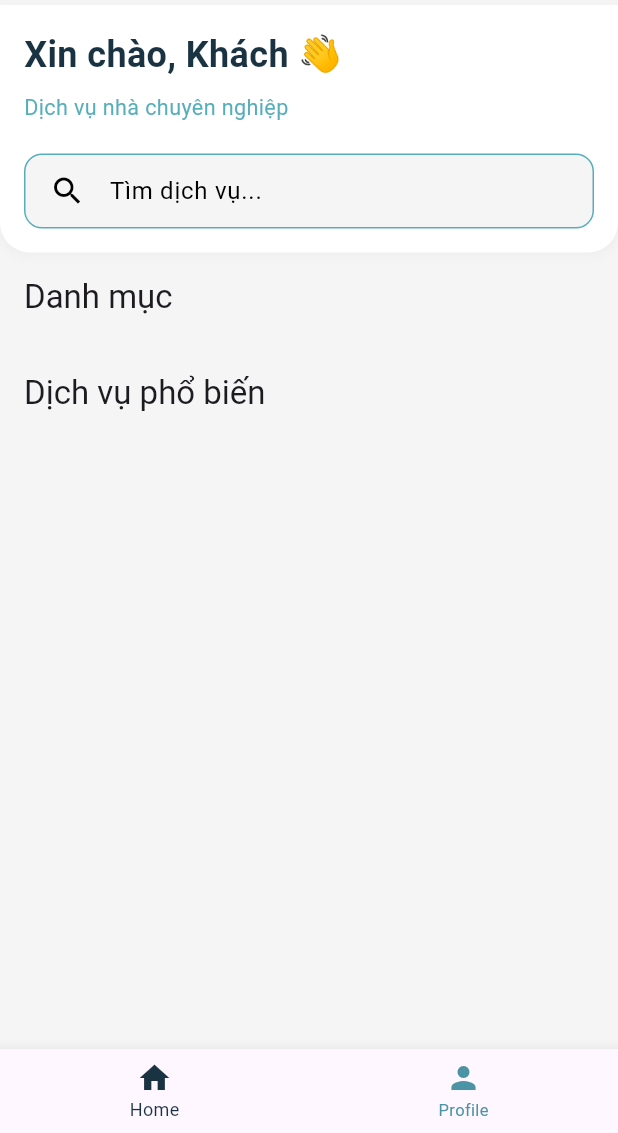
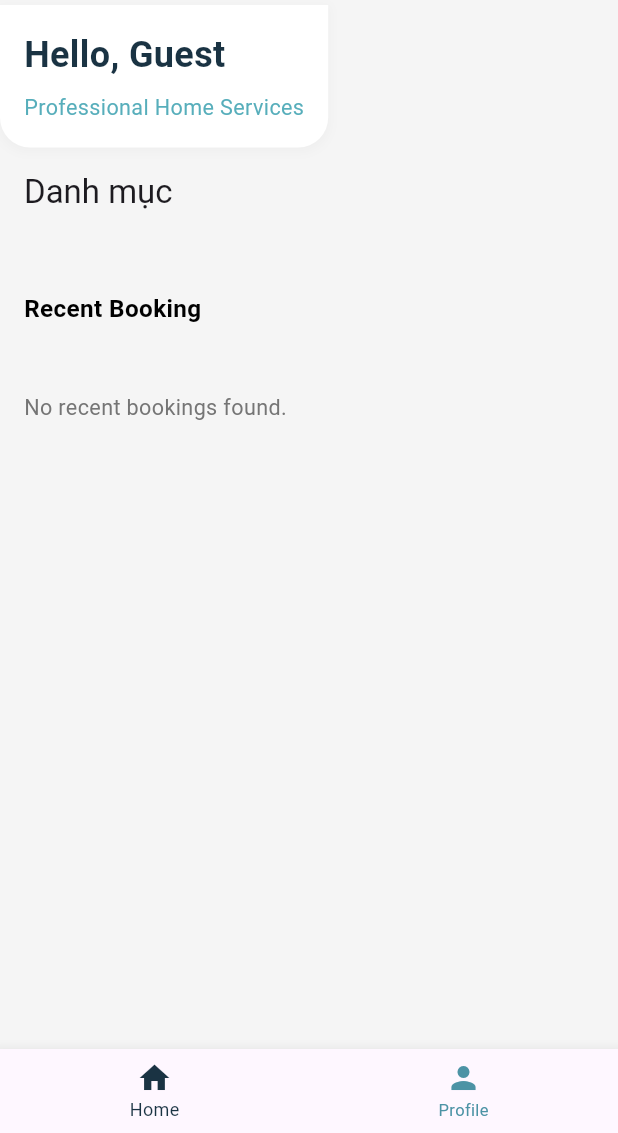
Before and after one commit to NDT2327/Home_Service_Platform_Mobile, a Flutter app: the HomePageScreen screen opened by its route, on a phone screen of 412 x 824 dp, the part 103-1236 px from its top. Run offline on Flutter 3.47's test engine with Material 3 defaults, Android fonts, the phone set to English and light mode, and no system bars; our stand-ins replace easy_localization, file_picker, flutter_screenutil, flutter_svg, fluttertoast, go_router and 6 more; accounts and stored records are empty; network calls fail.

Commit message:
UI: update customer's UI

```diff
--- /dev/null
+++ b/lib/core/providers/booking_provider.dart
@@ -0,0 +1,31 @@
+import 'package:flutter/material.dart';
+import 'package:hsp_mobile/core/models/booking.dart';
+import 'package:hsp_mobile/core/services/booking_service.dart';
+
+class BookingProvider with ChangeNotifier {
+  final BookingService _bookingService = BookingService();
+  List<Booking> _bookings = [];
+  bool _isLoading = false;
+  String? _errorMessage;
+
+  List<Booking> get bookings =>
+      List<Booking>.from(_bookings)..sort((a, b) => b.deadline.compareTo(a.deadline));  bool get isLoading => _isLoading;
+  String? get errorMessage => _errorMessage;
+
+  Future<void> loadBookingsForUser(int userId) async {
+    if (userId == 0) return;
+
+    _isLoading = true;
+    _errorMessage = null;
+    notifyListeners();
+
+    try {
+      _bookings = await _bookingService.getBookingsForUser(userId);
+    } catch (e) {
+      _errorMessage = e.toString();
+    } finally {
+      _isLoading = false;
+      notifyListeners();
+    }
+  }
+}
--- a/lib/features/home/views/home_page_screen.dart
+++ b/lib/features/home/views/home_page_screen.dart
@@ -1,11 +1,14 @@
 import 'package:flutter/material.dart';
+import 'package:hsp_mobile/core/providers/account_provider.dart';
 import 'package:hsp_mobile/core/providers/auth_provider.dart';
+import 'package:hsp_mobile/core/providers/booking_provider.dart';
 import 'package:hsp_mobile/core/providers/catalog_provider.dart';
 import 'package:hsp_mobile/core/utils/app_color.dart';
+import 'package:hsp_mobile/core/utils/shared_prefs_utils.dart';
 import 'package:hsp_mobile/core/widgets/custom_appbar.dart';
 import 'package:hsp_mobile/features/home/widgets/categories_section.dart';
 import 'package:hsp_mobile/features/home/widgets/home_page_header.dart';
-import 'package:hsp_mobile/features/home/widgets/service_section.dart';
+import 'package:hsp_mobile/features/home/widgets/recent_booking_section.dart';
 import 'package:provider/provider.dart';
 
 class HomePageScreen extends StatefulWidget {
@@ -19,20 +22,24 @@ class _HomePageScreenState extends State<HomePageScreen> {
   @override
   void initState() {
     super.initState();
-    Future.microtask(() {
+    Future.microtask(() async{
       final catalogProvider = context.read<CatalogProvider>();
+      final bookingProvider = context.read<BookingProvider>();
       catalogProvider.loadCategories();
       catalogProvider.loadAllServices();
+      final userId = await SharedPrefsUtils.getAccountId() ?? 0;
+      await bookingProvider.loadBookingsForUser(userId);
     });
   }
 
   @override
   Widget build(BuildContext context) {
-  final authProvider = context.watch<AuthProvider>();
+    final accountProvider = context.watch<AccountProvider>();
     final catalogProvider = context.watch<CatalogProvider>();
+    final bookingProvider = context.watch<BookingProvider>();
 
-  final customerName = authProvider.loginData?.account.fullName ?? 'Khách';
-  final isLoading = catalogProvider.isLoadingCategories;
+    final customerName = accountProvider.currentAccount?.fullName ?? "Guest";
+    final isLoading = catalogProvider.isLoadingCategories || bookingProvider.isLoading;
 
     return Scaffold(
       backgroundColor: AppColors.backgroundLight,
@@ -55,12 +62,13 @@ Widget build(BuildContext context) {
                         .toList(),
                   ),
                   const SizedBox(height: 24),
-                ServicesSection(
-                  services: catalogProvider.services
-                      .map((svc) => {
-                            'icon': Icons.cleaning_services,
-                            'title': svc.serviceName,
-                            'description': svc.description ?? '',
+                  RecentBookingSection(
+                    bookings: bookingProvider.bookings
+                        .map((booking) => {
+                              'bookingNumber': booking.bookingNumber,
+                              'deadline': booking.deadline,
+                              'totalAmount': booking.totalAmount,
+                              'statusId': booking.bookingStatusId,
                             })
                         .toList(),
                   ),
--- a/lib/features/home/widgets/home_page_header.dart
+++ b/lib/features/home/widgets/home_page_header.dart
@@ -1,7 +1,6 @@
 import 'package:flutter/material.dart';
 import 'package:hsp_mobile/core/utils/app_color.dart';
 import 'package:hsp_mobile/core/utils/responsive.dart';
-import 'package:hsp_mobile/core/widgets/search_bar_widget.dart';
 
 class HeaderSection extends StatelessWidget {
   final String customerName;
@@ -14,7 +13,7 @@ class HeaderSection extends StatelessWidget {
   const HeaderSection({
     super.key,
     required this.customerName,
-    this.subtitle = 'Dịch vụ nhà chuyên nghiệp',
+    this.subtitle = 'Professional Home Services',
     this.showSearch = true,
     this.fontSize = 24,
     this.padding,
@@ -44,7 +43,7 @@ class HeaderSection extends StatelessWidget {
         crossAxisAlignment: CrossAxisAlignment.start,
         children: [
           Text(
-            'Xin chào, $customerName 👋',
+            'Hello, $customerName',
             style: TextStyle(
               fontSize: fontSize,
               fontWeight: FontWeight.bold,
@@ -59,10 +58,6 @@ class HeaderSection extends StatelessWidget {
               color: AppColors.secondary,
             ),
           ),
-          if (showSearch) ...[
-            const SizedBox(height: 20),
-            SearchBarWidget(onChanged: onSearchChanged),
-          ]
         ],
       ),
     );
--- /dev/null
+++ b/lib/features/home/widgets/recent_booking_section.dart
@@ -0,0 +1,115 @@
+import 'package:easy_localization/easy_localization.dart';
+import 'package:flutter/material.dart';
+import 'package:go_router/go_router.dart';
+import 'package:hsp_mobile/core/routes/app_routes.dart';
+import 'package:hsp_mobile/core/utils/app_color.dart';
+import 'package:hsp_mobile/core/utils/enums/booking_status.dart';
+import 'package:hsp_mobile/core/utils/helpers.dart';
+import 'package:hsp_mobile/core/utils/responsive.dart';
+import 'package:hsp_mobile/core/widgets/link_button.dart';
+
+class RecentBookingSection extends StatelessWidget {
+  final List<Map<String, dynamic>> bookings;
+
+  const RecentBookingSection({super.key, required this.bookings});
+
+  @override
+  Widget build(BuildContext context) {
+    // Get the most recent booking (first item after sorting by deadline)
+    final recentBooking = bookings.isNotEmpty ? bookings.first : null;
+
+    return Column(
+      crossAxisAlignment: CrossAxisAlignment.start,
+      children: [
+        Padding(
+          padding: Responsive.getPadding(context),
+          child: Row(
+            mainAxisAlignment: MainAxisAlignment.spaceBetween,
+            children: [
+              Text(
+                'home.recent_booking'.tr(),
+                style: TextStyle(
+                  fontSize: Responsive.getFontSize(context, base: 18),
+                  fontWeight: FontWeight.bold,
+                  color: AppColors.textLight,
+                ),
+              ),
+              if (bookings.isNotEmpty)
+                LinkButton(
+                  text: 'home.view_all'.tr(),
+                  textColor: AppColors.primary,
+                  onPressed: () {
+                    context.push('${AppRoutes.mainLayout}/customer${AppRoutes.mainListBooking}');
+                  },
+                ),
+            ],
+          ),
+        ),
+        const SizedBox(height: 12),
+        recentBooking == null
+            ? Padding(
+              padding: Responsive.getPadding(context),
+              child: Text(
+                'home.no_bookings'.tr(),
+                style: TextStyle(
+                  fontSize: Responsive.getFontSize(context, base: 16),
+                  color: Colors.grey[600],
+                ),
+              ),
+            )
+            : _buildBookingCard(context, recentBooking),
+      ],
+    );
+  }
+
+  Widget _buildBookingCard(BuildContext context, Map<String, dynamic> booking) {
+    final status = BookingStatusExt.fromId(booking['statusId'] as int);
+
+    return Card(
+      margin: const EdgeInsets.symmetric(horizontal: 0, vertical: 8),
+      elevation: 2,
+      shape: RoundedRectangleBorder(borderRadius: BorderRadius.circular(12)),
+      child: Padding(
+        padding: const EdgeInsets.all(16),
+        child: Column(
+          crossAxisAlignment: CrossAxisAlignment.start,
+          children: [
+            Text(
+              booking['bookingNumber'],
+              style: TextStyle(
+                fontSize: Responsive.getFontSize(context, base: 16),
+                fontWeight: FontWeight.bold,
+                color: AppColors.textLight,
+              ),
+            ),
+            const SizedBox(height: 8),
+            Text(
+              Helpers.formatDate(booking['deadline'] as DateTime),
+
+              style: TextStyle(
+                fontSize: Responsive.getFontSize(context, base: 14),
+                color: Colors.grey[600],
+              ),
+            ),
+            const SizedBox(height: 4),
+            Text(
+              Helpers.formatMoney(booking['totalAmount'] as double),
+              style: TextStyle(
+                fontSize: Responsive.getFontSize(context, base: 14),
+                color: Colors.grey[600],
+              ),
+            ),
+            const SizedBox(height: 4),
+            Text(
+              status.label,
+              style: TextStyle(
+                fontSize: Responsive.getFontSize(context, base: 14),
+                color: status.color,
+              ),
+            ),
+          ],
+        ),
+      ),
+    );
+  }
+}
--- a/lib/features/job/widgets/task_detail_modal.dart
+++ b/lib/features/job/widgets/task_detail_modal.dart
@@ -61,15 +61,15 @@ class TaskDetailModal extends StatelessWidget {
               ),
               _buildDetailRow(
                 Icons.confirmation_number,
-                'Số lượng: ${bookingDetail.task.quantity}',
+                'Quantity: ${bookingDetail.task.quantity}',
               ),
               _buildDetailRow(
                 Icons.monetization_on,
-                'Đơn giá: ${Helpers.formatMoney(bookingDetail.task.unitPrice)}',
+                'Price: ${Helpers.formatMoney(bookingDetail.task.unitPrice)}',
               ),
               _buildDetailRow(
                 Icons.calculate,
-                'Tổng tiền: ${Helpers.formatMoney(
+                'Total amount: ${Helpers.formatMoney(
                   bookingDetail.task.quantity * bookingDetail.task.unitPrice,
                 )}',
               ),
--- a/lib/main.dart
+++ b/lib/main.dart
@@ -2,6 +2,7 @@ import 'dart:io';
 import 'package:flutter/material.dart';
 import 'package:easy_localization/easy_localization.dart';
 import 'package:go_router/go_router.dart';
+import 'package:hsp_mobile/core/providers/booking_provider.dart';
 // import 'package:flutter_web_plugins/flutter_web_plugins.dart';
 import 'package:hsp_mobile/core/providers/catalog_provider.dart';
 import 'package:hsp_mobile/core/routes/app_router.dart';
@@ -66,6 +67,7 @@ runApp(
           ChangeNotifierProvider(
             create: (_) => CatalogProvider(catalogService: CatalogService()),
           ),
+          ChangeNotifierProvider(create: (_) => BookingProvider())
         ],
         child: MyApp(),
       ),
```
Also changed, not shown: assets/lang/en.json (+18 -10 lines). Lines whose indentation alone changed are shown as unchanged.
